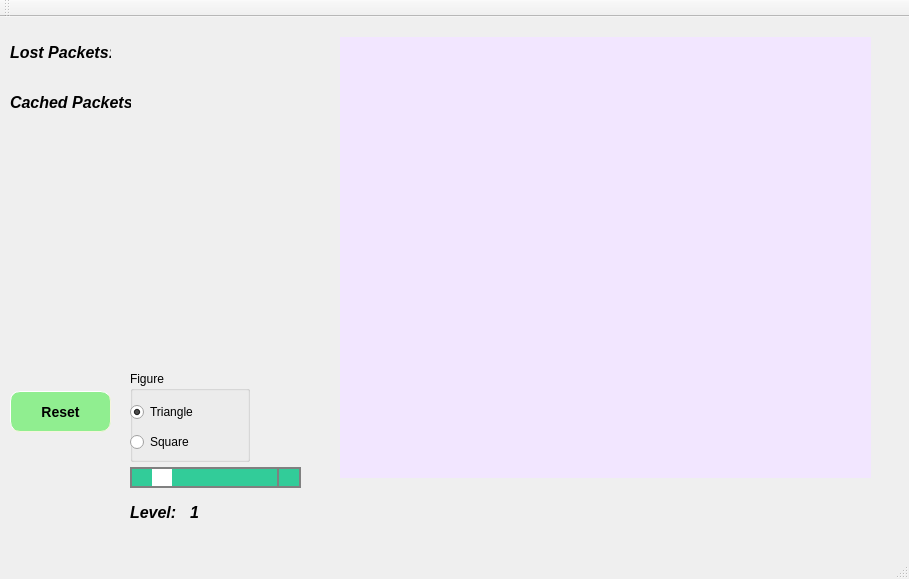
First picture: the form in Test2/mainwindow.ui, repository wagmarom1/proyectoSE2, before the edit.
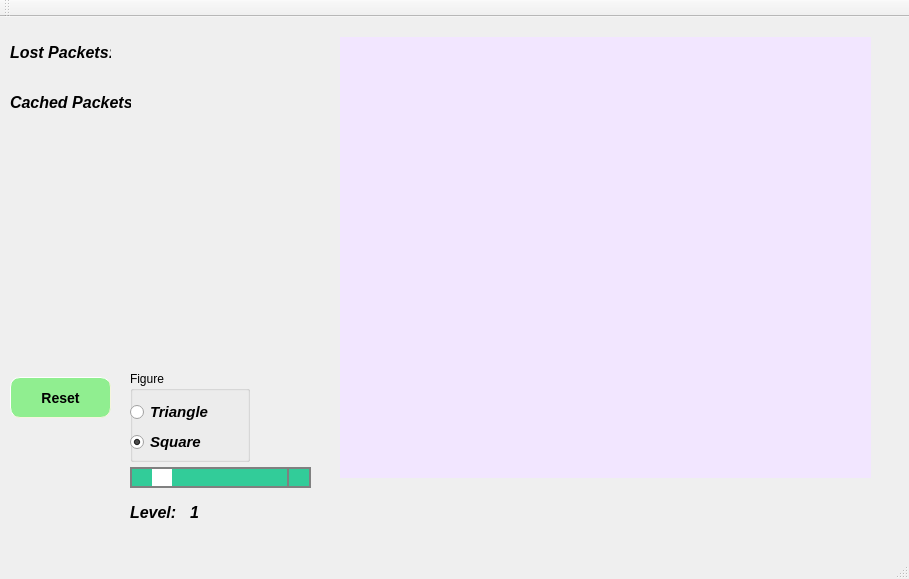
Second picture: the form after the edit.

The edit to the form file:
```diff
--- a/Test2/mainwindow.ui
+++ b/Test2/mainwindow.ui
@@ -18,9 +18,9 @@
     <property name="geometry">
      <rect>
       <x>20</x>
-      <y>130</y>
-      <width>331</width>
-      <height>201</height>
+      <y>110</y>
+      <width>291</width>
+      <height>231</height>
      </rect>
     </property>
     <property name="autoFillBackground">
@@ -58,7 +58,7 @@
     <property name="geometry">
      <rect>
       <x>10</x>
-      <y>374</y>
+      <y>360</y>
       <width>101</width>
       <height>41</height>
      </rect>
@@ -104,11 +104,25 @@
        <height>22</height>
       </rect>
      </property>
+     <property name="font">
+      <font>
+       <pointsize>11</pointsize>
+       <weight>75</weight>
+       <italic>true</italic>
+       <bold>true</bold>
+      </font>
+     </property>
      <property name="text">
       <string>Square</string>
      </property>
+     <property name="checked">
+      <bool>true</bool>
+     </property>
     </widget>
     <widget class="QRadioButton" name="rbTriangle">
+     <property name="enabled">
+      <bool>true</bool>
+     </property>
      <property name="geometry">
       <rect>
        <x>0</x>
@@ -117,11 +131,19 @@
        <height>22</height>
       </rect>
      </property>
+     <property name="font">
+      <font>
+       <pointsize>11</pointsize>
+       <weight>75</weight>
+       <italic>true</italic>
+       <bold>true</bold>
+      </font>
+     </property>
      <property name="text">
       <string>Triangle</string>
      </property>
      <property name="checked">
-      <bool>true</bool>
+      <bool>false</bool>
      </property>
     </widget>
    </widget>
@@ -227,7 +249,7 @@
      <rect>
       <x>130</x>
       <y>450</y>
-      <width>171</width>
+      <width>181</width>
       <height>21</height>
      </rect>
     </property>
```
Left out of the diff: 6 changed lines with no effect on the pictures.
